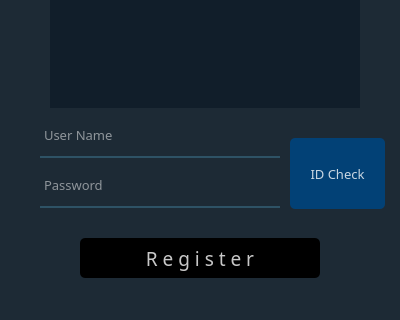
Before: the Qt Designer form ui/register.ui in cach007/face_findeer, drawn with Qt 5; both pictures show x 0 to 400 and y 182 to 502 of the 400 by 600 pixel window.
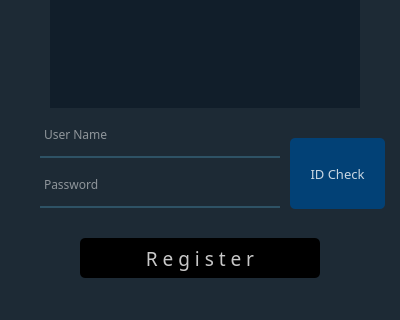
After: the same form once the commit is applied. Icons and pictures are not drawn.

Diff of the .ui file:
```diff
--- a/ui/register.ui
+++ b/ui/register.ui
@@ -12,8 +12,8 @@
   </property>
   <property name="font">
    <font>
-    <family>Agency FB</family>
-    <pointsize>10</pointsize>
+    <family>Arial Rounded MT Bold</family>
+    <pointsize>9</pointsize>
    </font>
   </property>
   <property name="windowTitle">
@@ -37,6 +37,11 @@
      <height>600</height>
     </rect>
    </property>
+   <property name="font">
+    <font>
+     <family>Arial Rounded MT Bold</family>
+    </font>
+   </property>
    <property name="styleSheet">
     <string notr="true">background-color:rgba(16,30,41,240);
 </string>
```
